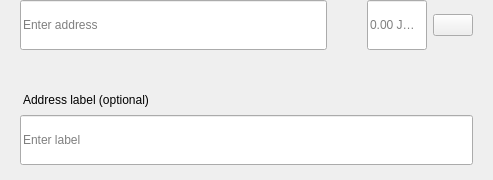
Above: src/qt/jokecoin/forms/sendmultirow.ui from clowncrew/jokecoin before the change. Below: the same form after it.
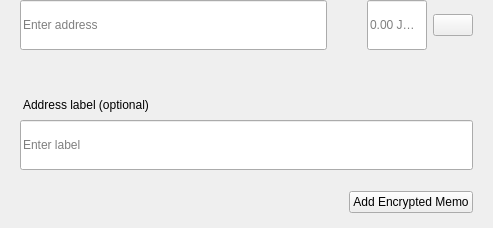
That is the form after the change.

What changed in the file:
```diff
--- a/src/qt/jokecoin/forms/sendmultirow.ui
+++ b/src/qt/jokecoin/forms/sendmultirow.ui
@@ -7,7 +7,7 @@
     <x>0</x>
     <y>0</y>
     <width>493</width>
-    <height>180</height>
+    <height>228</height>
    </rect>
   </property>
   <property name="minimumSize">
@@ -316,6 +316,60 @@
         </property>
        </widget>
       </item>
+      <item>
+       <spacer name="verticalSpacer_2">
+        <property name="orientation">
+         <enum>Qt::Vertical</enum>
+        </property>
+        <property name="sizeType">
+         <enum>QSizePolicy::Fixed</enum>
+        </property>
+        <property name="sizeHint" stdset="0">
+         <size>
+          <width>20</width>
+          <height>15</height>
+         </size>
+        </property>
+       </spacer>
+      </item>
+      <item>
+       <widget class="QWidget" name="containerMemo" native="true">
+        <layout class="QHBoxLayout" name="horizontalLayout_5">
+         <property name="leftMargin">
+          <number>0</number>
+         </property>
+         <property name="topMargin">
+          <number>0</number>
+         </property>
+         <property name="rightMargin">
+          <number>0</number>
+         </property>
+         <property name="bottomMargin">
+          <number>0</number>
+         </property>
+         <item>
+          <spacer name="horizontalSpacer">
+           <property name="orientation">
+            <enum>Qt::Horizontal</enum>
+           </property>
+           <property name="sizeHint" stdset="0">
+            <size>
+             <width>40</width>
+             <height>20</height>
+            </size>
+           </property>
+          </spacer>
+         </item>
+         <item>
+          <widget class="QPushButton" name="btnAddMemo">
+           <property name="text">
+            <string notr="true">Add Encrypted Memo</string>
+           </property>
+          </widget>
+         </item>
+        </layout>
+       </widget>
+      </item>
      </layout>
     </widget>
    </item>
```
